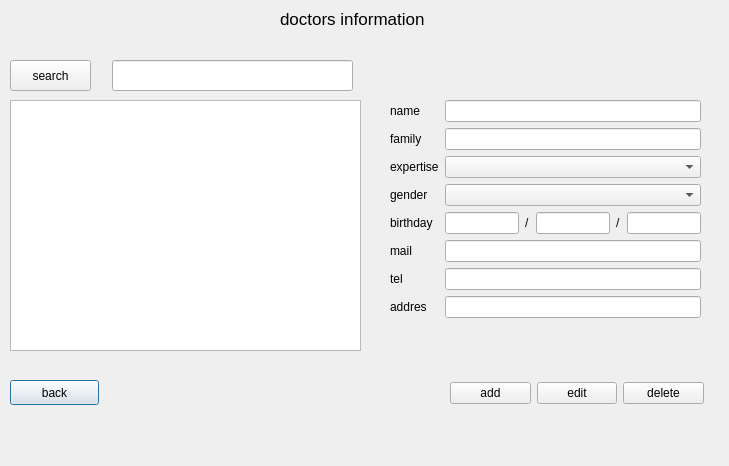
Qt form doctordialog.ui (itsMahdi/clinic) before a commit.
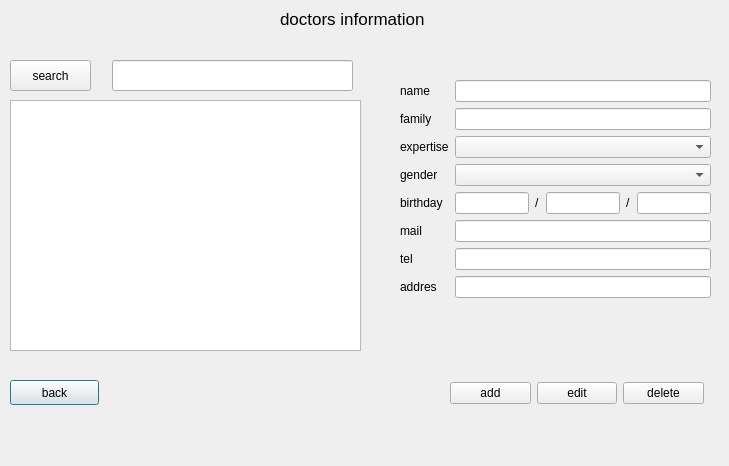
The same form after that commit.

```diff
--- a/doctordialog.ui
+++ b/doctordialog.ui
@@ -77,11 +77,11 @@
     <string>doctors information</string>
    </property>
   </widget>
-  <widget class="QWidget" name="">
+  <widget class="QWidget" name="layoutWidget">
    <property name="geometry">
     <rect>
-     <x>390</x>
-     <y>100</y>
+     <x>400</x>
+     <y>80</y>
      <width>311</width>
      <height>271</height>
     </rect>
@@ -193,7 +193,7 @@
     </item>
    </layout>
   </widget>
-  <widget class="QWidget" name="">
+  <widget class="QWidget" name="layoutWidget">
    <property name="geometry">
     <rect>
      <x>450</x>
```
